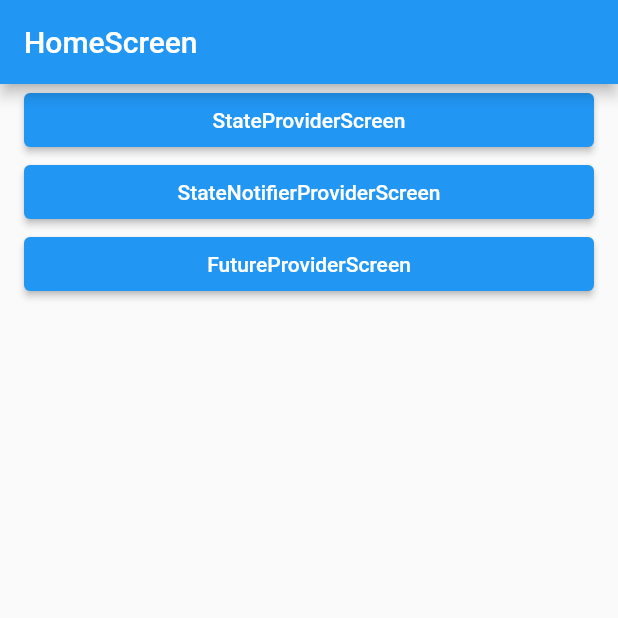
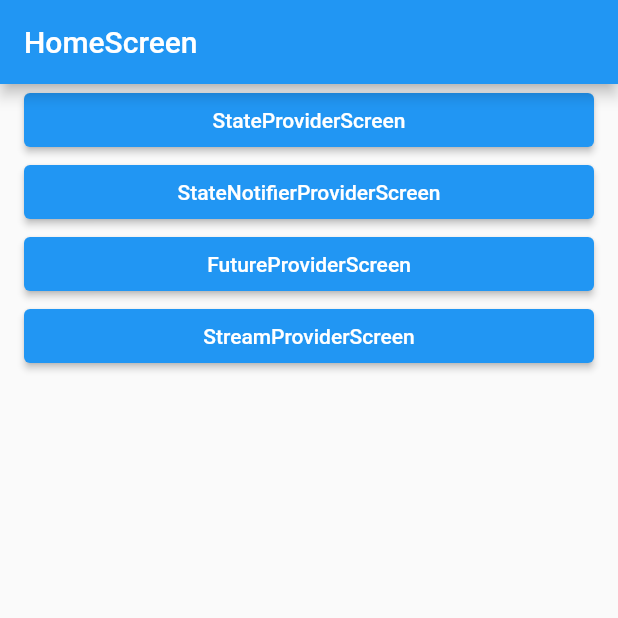
Before and after one commit to nimoseel/Riverpod, a Flutter app: the screen it shows after launch, on a phone screen of 412 x 824 dp, the top half of it. Run offline on Flutter 3.47's test engine with Material 2 defaults, Android fonts, the phone set to English and light mode, and no system bars; our stand-ins replace flutter_riverpod.

```diff
--- a/lib/screen/home_screen.dart
+++ b/lib/screen/home_screen.dart
@@ -3,6 +3,7 @@ import 'package:r_study/layout/default_layout.dart';
 import 'package:r_study/screen/future_provider_screen.dart';
 import 'package:r_study/screen/state_notifier_provider_screen.dart';
 import 'package:r_study/screen/state_provider_screen.dart';
+import 'package:r_study/screen/stream_provider_screen.dart';
 
 class HomeScreen extends StatelessWidget {
   const HomeScreen({Key? key}) : super(key: key);
@@ -43,6 +44,16 @@ class HomeScreen extends StatelessWidget {
             },
             child: Text('FutureProviderScreen'),
           ),
+          ElevatedButton(
+            onPressed: () {
+              Navigator.of(context).push(
+                MaterialPageRoute(
+                  builder: (_) => StreamProviderScreen(),
+                ),
+              );
+            },
+            child: Text('StreamProviderScreen'),
+          ),
         ],
       ),
     );
```
